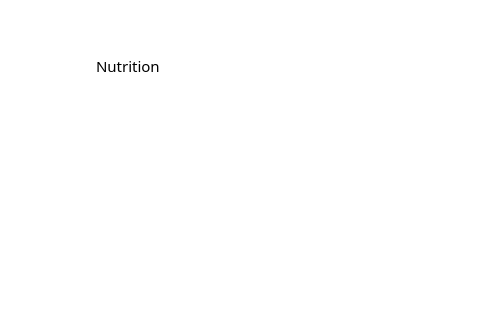
The window that ui_mainwindow_tab.ui (josh-minch/spartan) describes before a commit, drawn with Qt 5; both pictures show x 323 to 803 and y 0 to 320 of the 886 by 693 pixel window.
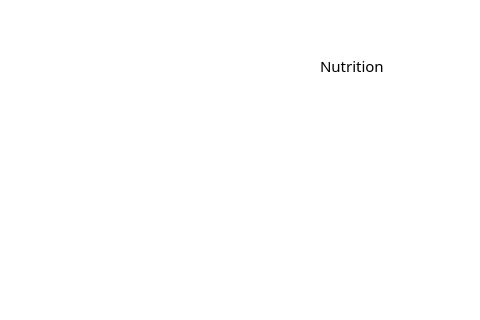
The same window after the commit. Icons and pictures are not drawn.

Commit message: Tweak and added header constants

```diff
--- a/ui_mainwindow_tab.ui
+++ b/ui_mainwindow_tab.ui
@@ -170,9 +170,6 @@
        <bool>false</bool>
       </property>
       <widget class="QWidget" name="tab">
-       <property name="styleSheet">
-        <string notr="true"/>
-       </property>
        <attribute name="icon">
         <iconset>
          <normaloff>images/fridge.png</normaloff>images/fridge.png</iconset>
@@ -299,25 +296,31 @@
           <property name="frameShape">
            <enum>QFrame::NoFrame</enum>
           </property>
+          <property name="alternatingRowColors">
+           <bool>true</bool>
+          </property>
           <property name="showGrid">
            <bool>false</bool>
           </property>
+          <property name="gridStyle">
+           <enum>Qt::DashLine</enum>
+          </property>
+          <attribute name="horizontalHeaderVisible">
+           <bool>true</bool>
+          </attribute>
+          <attribute name="horizontalHeaderHighlightSections">
+           <bool>false</bool>
+          </attribute>
+          <attribute name="verticalHeaderVisible">
+           <bool>false</bool>
+          </attribute>
+          <attribute name="verticalHeaderDefaultSectionSize">
+           <number>23</number>
+          </attribute>
          </widget>
         </item>
         <item row="1" column="3" colspan="2">
          <widget class="QTableView" name="nutrition_view_1">
-          <property name="sizePolicy">
-           <sizepolicy hsizetype="Fixed" vsizetype="Expanding">
-            <horstretch>0</horstretch>
-            <verstretch>0</verstretch>
-           </sizepolicy>
-          </property>
-          <property name="minimumSize">
-           <size>
-            <width>480</width>
-            <height>0</height>
-           </size>
-          </property>
           <property name="palette">
            <palette>
             <active>
@@ -415,6 +418,9 @@
           <property name="showGrid">
            <bool>false</bool>
           </property>
+          <attribute name="verticalHeaderVisible">
+           <bool>false</bool>
+          </attribute>
          </widget>
         </item>
        </layout>
```
Left out of the diff: 10 changed lines with no effect on the pictures. The commit also changes 8 other files.
